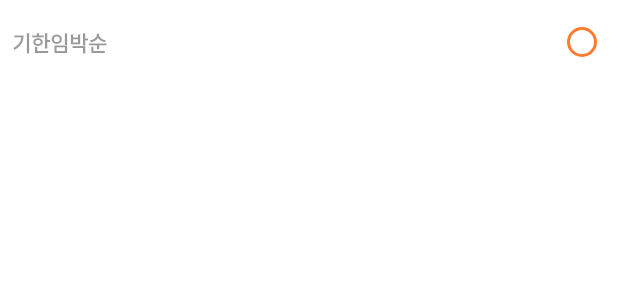
After one commit to juhwankim-dev/pocket-fridge, an Android app: the layout item_modal_select_list.xml on its own in the app's theme, with its tools: preview values and no code run, on a phone screen of 412 x 824 dp. The commit adds this screen. Shown: the top 300 px of the screen. Run offline under Robolectric (Android 15) with nearby library versions, the phone set to English and light mode, and no system bars; network calls fail.

Commit message:
S06P31D206-319 [mo] feat: :sparkles: 모달을 둥글게, 리스트를 리사이클러뷰로 변경

```diff
--- /dev/null
+++ b/Android/app/src/main/res/drawable/bg_rounded_dialog.xml
@@ -0,0 +1,7 @@
+<?xml version="1.0" encoding="utf-8"?>
+<shape xmlns:android="http://schemas.android.com/apk/res/android"
+    android:shape="rectangle">
+    <solid android:color="@android:color/white"/>
+    <corners android:topLeftRadius="16dp"
+        android:topRightRadius="16dp"/>
+</shape>
--- /dev/null
+++ b/Android/app/src/main/res/layout/item_modal_select_list.xml
@@ -0,0 +1,43 @@
+<?xml version="1.0" encoding="utf-8"?>
+<layout xmlns:android="http://schemas.android.com/apk/res/android"
+    xmlns:app="http://schemas.android.com/apk/res-auto"
+    xmlns:tools="http://schemas.android.com/tools">
+
+    <data>
+        <variable
+            name="spinnerText"
+            type="String" />
+        <variable
+            name="isChecked"
+            type="Boolean" />
+    </data>
+
+    <androidx.constraintlayout.widget.ConstraintLayout
+        android:layout_width="match_parent"
+        android:layout_height="wrap_content"
+        android:paddingVertical="@dimen/activity_margin_12">
+
+        <TextView
+            style="@style/list_item_text"
+            tools:text="기한임박순"
+            android:text="@{spinnerText}"
+            android:paddingStart="@dimen/activity_margin_narrow"
+            app:layout_constraintBottom_toBottomOf="@+id/rb_modal_selectI"
+            app:layout_constraintStart_toStartOf="parent"
+            app:layout_constraintTop_toTopOf="@+id/rb_modal_selectI" />
+
+        <RadioButton
+            android:id="@+id/rb_modal_selectI"
+            android:layout_width="wrap_content"
+            android:layout_height="wrap_content"
+            android:buttonTint="@color/main_color"
+            android:checked="@{isChecked}"
+            android:clickable="false"
+            android:minWidth="0dp"
+            android:minHeight="0dp"
+            android:paddingEnd="@dimen/activity_margin_narrow"
+            app:layout_constraintBottom_toBottomOf="parent"
+            app:layout_constraintEnd_toEndOf="parent"
+            app:layout_constraintTop_toTopOf="parent" />
+    </androidx.constraintlayout.widget.ConstraintLayout>
+</layout>
```
Also changed, not shown: Android/app/src/main/java/com/andback/pocketfridge/present/views/main/search/SearchFragment.kt (+15 -10 lines), Android/app/src/main/java/com/andback/pocketfridge/present/views/main/search/SearchModalAdapter.kt (added, +46 -0 lines), Android/app/src/main/res/layout/fragment_sort_list.xml (+32 -15 lines).
